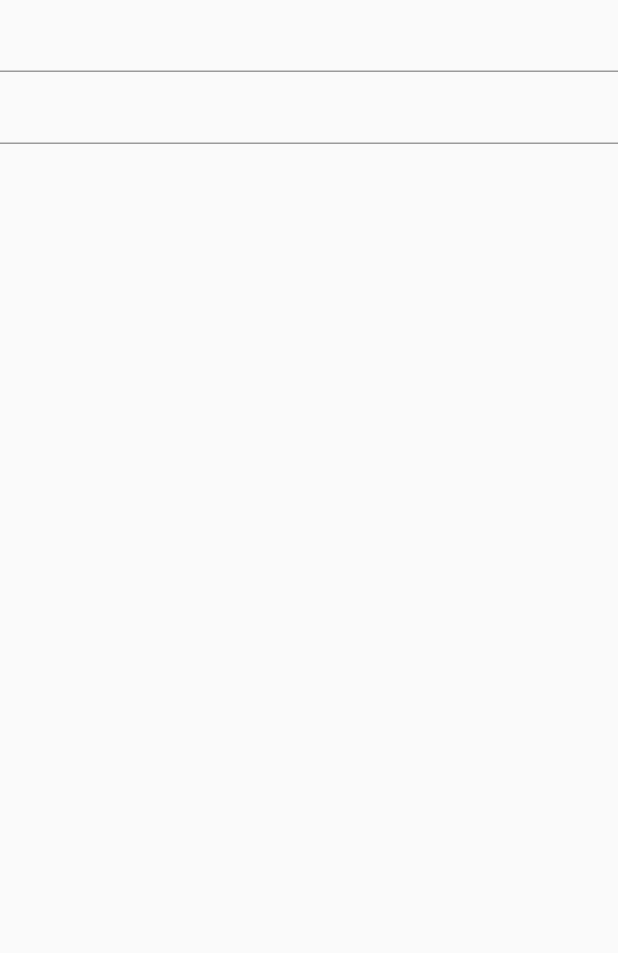
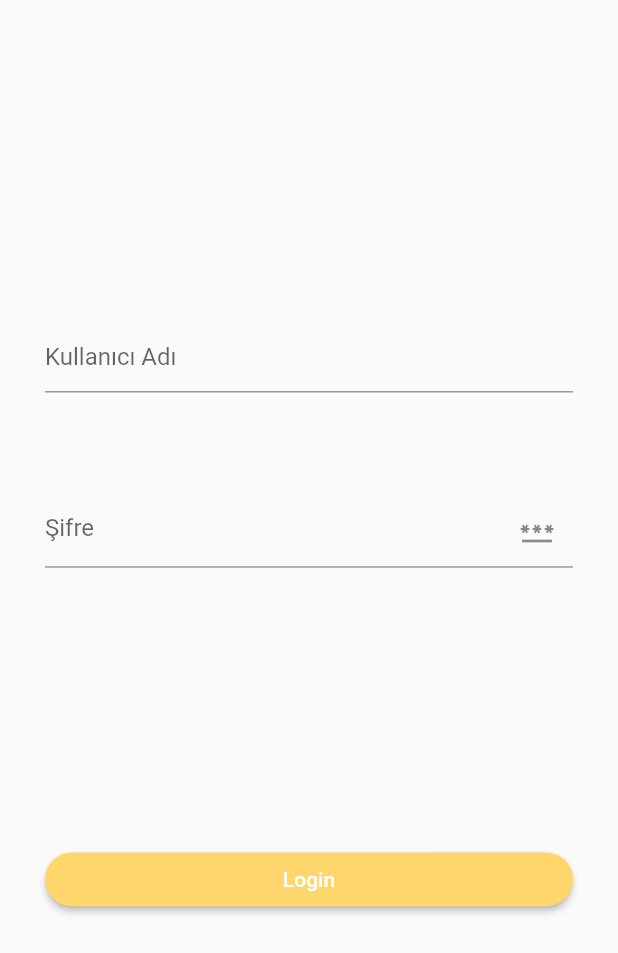
Before and after one commit to DogukanGun/food_delivery_flt, a Flutter app: the Onboard screen opened by its route, on a phone screen of 412 x 824 dp. Shown: the top 953 px of the screen. Run offline on Flutter 3.47's test engine with Material 2 defaults, Android fonts, the phone set to English and light mode, and no system bars; our stand-ins replace dio, firebase_auth, firebase_core, flutter_bloc, flutter_credit_card, fluttertoast and 4 more; accounts and stored records are empty; network calls fail.

Commit message:
Onboard is done

```diff
--- a/lib/res/LocalstorageKeys.dart
+++ b/lib/res/LocalstorageKeys.dart
@@ -1,3 +1,4 @@
 enum LocalStorageKeys{
-  IS_FIRST_USAGE
+  IS_FIRST_USAGE,
+  IS_LOGIN
 }
--- a/lib/ui/food_detail/FoodDetail.dart
+++ b/lib/ui/food_detail/FoodDetail.dart
@@ -38,7 +38,7 @@ class _FoodDetailState extends State<FoodDetail> {
     return Scaffold(
       appBar:  PreferredSize(
         preferredSize: Size.fromHeight(screenHeight/10),
-        child: FoodAppBar(title: "Dogukan",saveButton: false,)
+        child: FoodAppBar(title: "Dogukan",saveButton: false,voidCallback: (){})
       ),
       body: Center(
         child: Column(
--- a/lib/ui/onboard/Onboard.dart
+++ b/lib/ui/onboard/Onboard.dart
@@ -4,6 +4,8 @@ import 'package:firebase_auth/firebase_auth.dart';
 import 'package:flutter/material.dart';
 import 'package:google_sign_in/google_sign_in.dart';
 import 'package:http/http.dart' as http;
+import 'package:shared_preferences/shared_preferences.dart';
+import '../../res/LocalstorageKeys.dart';
 import '../../res/color_resource.dart';
 
 
@@ -15,21 +17,84 @@ class Onboard extends StatefulWidget {
 }
 
 class _OnboardState extends State<Onboard> {
+  final _formKey = GlobalKey<FormState>();
+
+  Future<void> setLogin(BuildContext context, VoidCallback onSuccess) async {
+    final prefs = await SharedPreferences.getInstance();
+    await prefs.setBool(LocalStorageKeys.IS_LOGIN.name, true);
+    onSuccess.call();
+  }
 
   @override
   Widget build(BuildContext context) {
+    double screenHeight = (MediaQuery.of(context).size.height);
+
     return Scaffold(
-      body: Column(
-        children: [
-          Form(
-              child: Column(
-                children:const [
-                  TextField(),
-                  TextField(),
-                ],
-              )
-          )
-        ],
+      body: Padding(
+        padding: const EdgeInsets.all(30.0),
+        child: Column(
+          mainAxisAlignment: MainAxisAlignment.spaceEvenly,
+          children: [
+            SizedBox(
+              height: screenHeight/5,
+              child: Form(
+                  key: _formKey,
+                  child: Column(
+                    mainAxisAlignment: MainAxisAlignment.spaceBetween,
+                    children: [
+                      TextFormField(
+                        decoration: const InputDecoration(
+                          hintText: 'Kullanıcı Adı',
+                        ),
+                        validator: (String? value) {
+                          if (value == null || value.isEmpty) {
+                            return 'Lütfen boş bırakmayın';
+                          }
+                          return null;
+                        },
+                      ),
+                      TextFormField(
+                        obscureText: true,
+                        decoration: const InputDecoration(
+                            hintText: "Şifre",
+                            suffixIcon: Icon(Icons.password)
+                        ),
+                        validator: (String? value) {
+                          if (value == null || value.isEmpty) {
+                            return 'Lütfen boş bırakmayın';
+                          }
+                          return null;
+                        },
+                      ),
+                    ],
+                  )
+              ),
+            ),
+            Row(
+              children: [
+                Expanded(
+                  child:
+                  ElevatedButton(
+                    onPressed: (){
+                      setLogin(context, () {
+                        Navigator.pushNamed(context, "/Home");
+                      });
+                    },
+                    style: ElevatedButton.styleFrom(
+                      primary: ColorResource.button_primary_color,
+                      shape: RoundedRectangleBorder(borderRadius: BorderRadius.circular(150)),
+                    ),
+                    child:const  Padding(
+                      padding: EdgeInsets.all(5.0),
+                      child: Text("Login"),
+                    ),
+                  ),
+                ),
+              ],
+            ),
+          ],
+
+        ),
       ),
     );
   }
--- a/lib/ui/order/OrderUIStep1.dart
+++ b/lib/ui/order/OrderUIStep1.dart
@@ -65,7 +65,7 @@ class _OrderUIStep1State extends State<OrderUIStep1> {
     return Scaffold(
       appBar:  PreferredSize(
           preferredSize: Size.fromHeight(screenHeight/10),
-          child: FoodAppBar(title: "Dogukan",saveButton: false,)
+          child: FoodAppBar(title: "Dogukan",saveButton: false,voidCallback: (){},)
       ),
       body: Column(
         mainAxisAlignment: MainAxisAlignment.spaceEvenly,
--- a/lib/ui/order/OrderUIStep2.dart
+++ b/lib/ui/order/OrderUIStep2.dart
@@ -42,7 +42,7 @@ class _OrderUIStep2State extends State<OrderUIStep2> {
     return  Scaffold(
       appBar:  PreferredSize(
           preferredSize: Size.fromHeight(screenHeight/10),
-          child: FoodAppBar(title: "Dogukan",saveButton: false,)
+          child: FoodAppBar(title: "Dogukan",saveButton: false,voidCallback: (){})
       ),
       resizeToAvoidBottomInset: true,
       body: Padding(
--- a/lib/ui/splash/Splash.dart
+++ b/lib/ui/splash/Splash.dart
@@ -23,7 +23,7 @@ class _SplashState extends State<Splash> {
   void nextState(){
     if(stateNumber >2){
       setFirstUsage(context, () {
-        Navigator.of(context).pushNamedAndRemoveUntil("/Login",(Route<dynamic> route)=>false);
+        Navigator.of(context).pushNamedAndRemoveUntil("/Home",(Route<dynamic> route)=>false);
       });
     }else{
       setState((){stateNumber+=1;});
--- a/pubspec.yaml
+++ b/pubspec.yaml
@@ -40,6 +40,7 @@ dependencies:
   firebase_auth:  ^3.3.20
   firebase_core: ^1.12.0
   http: ^0.13.4
+  fluttertoast: ^8.0.7
 
   # The following adds the Cupertino Icons font to your application.
   # Use with the CupertinoIcons class for iOS style icons.
```
Also changed, not shown: lib/ui/home/Home.dart (+18 -2 lines), lib/ui/shopping_bag/ShoppingBag.dart (+37 -5 lines), lib/ui/shopping_bag/ShoppingBagCubit.dart (+11 -0 lines), lib/ui/widgets/FoodAppBar.dart (+12 -4 lines), lib/ui/widgets/FoodListItem.dart (+8 -0 lines), pubspec.lock.
